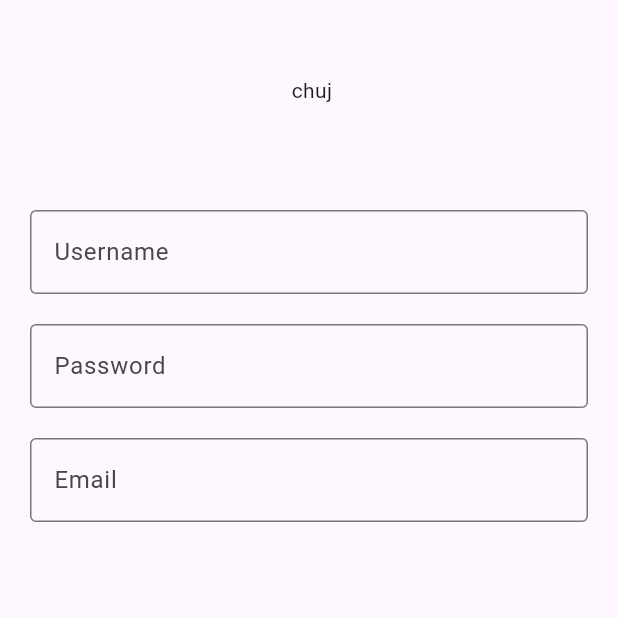
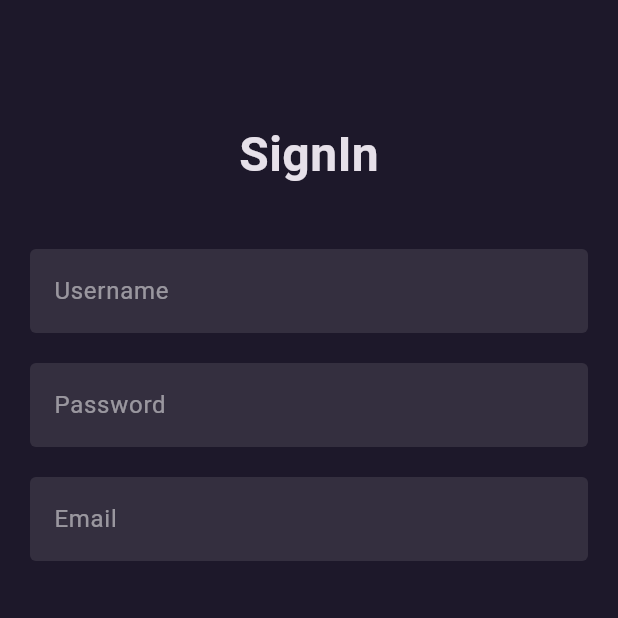
Before and after one commit to xMiuoshh/utrzymanie-ruchu-app, a Flutter app: the screen it shows after launch, on a phone screen of 412 x 824 dp, the top half of it. Run offline on Flutter 3.47's test engine with Material 3 defaults, Android fonts, the light colour scheme and no system bars; Roboto replaces fonts that are missing (Circular Std).

Commit message:
authField style

```diff
--- /dev/null
+++ b/lib/core/themes/app_theme.dart
@@ -0,0 +1,25 @@
+
+
+import 'package:flutter/material.dart';
+import 'package:utrzymanie_ruchu_app/core/themes/colors.dart';
+import 'package:utrzymanie_ruchu_app/core/themes/radius.dart';
+
+class AppTheme {
+  static final theme = ThemeData.dark().copyWith(
+    scaffoldBackgroundColor: AppColors.background,
+    inputDecorationTheme: InputDecorationTheme(
+      hintStyle: TextStyle(
+        color: AppColors.tetFieldHint
+      ),
+      enabledBorder: OutlineInputBorder(
+        borderSide: BorderSide(color: Colors.transparent),
+        borderRadius: BorderRadius.all(Radius.circular(4))
+      ),
+      filled: true,
+      fillColor: AppColors.textFieldInputFill,
+      focusedBorder: AppRadius.loginInputFieldRadius,
+
+
+    )
+  );
+}
--- /dev/null
+++ b/lib/core/themes/colors.dart
@@ -0,0 +1,9 @@
+import 'dart:ui';
+
+class AppColors {
+
+  static const Color primary = Color.fromRGBO(142, 108, 239, 1);
+  static const Color background = Color.fromRGBO(29, 24, 42, 1);
+  static const Color textFieldInputFill = Color.fromRGBO(52, 47, 63, 1);
+  static const Color tetFieldHint = Color.fromRGBO(255, 255, 255, 0.5);
+}
--- a/lib/core/themes/input_text_field.dart
+++ /dev/null
@@ -1,5 +0,0 @@
-
-
-class AppTheme {
-
-}
--- a/lib/core/utils/margins.dart
+++ b/lib/core/themes/margins.dart
@@ -7,5 +7,5 @@ static const spaceBetweenTextFields = 20.0;
 
 //padding
 static const padding20 = 20.0;
-static const padding50 = 50.0;
+static const padding80 = 80.0;
 }
--- /dev/null
+++ b/lib/core/themes/radius.dart
@@ -0,0 +1,6 @@
+import 'package:flutter/material.dart';
+import 'package:flutter/widgets.dart';
+
+class AppRadius {
+  static const loginInputFieldRadius = OutlineInputBorder(borderRadius: BorderRadius.all(Radius.circular(4)));
+}
--- /dev/null
+++ b/lib/core/themes/text_styles.dart
@@ -0,0 +1,9 @@
+import 'package:flutter/widgets.dart';
+
+class AppTextStyle {
+  static const h1Text = TextStyle(
+    fontFamily: 'Circular Std',
+    fontSize: 32,
+    fontWeight: FontWeight.bold
+  );
+}
--- a/lib/features/login_page/clean_architecture/presentation/widgets/auth_field.dart
+++ b/lib/features/login_page/clean_architecture/presentation/widgets/auth_field.dart
@@ -21,9 +21,6 @@ class AuthField extends StatelessWidget {
               return null;
             },
             decoration: InputDecoration(
-            border: OutlineInputBorder(
-
-            ),
               hintText: text ?? ''),
           )
 
--- a/lib/features/login_page/clean_architecture/presentation/widgets/start_screen.dart
+++ b/lib/features/login_page/clean_architecture/presentation/widgets/start_screen.dart
@@ -1,15 +1,17 @@
 import 'package:flutter/material.dart';
-import 'package:utrzymanie_ruchu_app/core/utils/margins.dart';
+import 'package:utrzymanie_ruchu_app/core/themes/margins.dart';
+import 'package:utrzymanie_ruchu_app/core/themes/text_styles.dart';
 import 'package:utrzymanie_ruchu_app/features/login_page/clean_architecture/presentation/widgets/auth_field.dart';
 
-class StartScreen extends StatefulWidget{
-  StartScreen({super.key});
+class SignInScreen extends StatefulWidget{
+
+  const SignInScreen({super.key,});
 
   @override
-  State<StartScreen> createState() => _StartScreenState();
+  State<SignInScreen> createState() => _SignInScreenState();
 }
 
-class _StartScreenState extends State<StartScreen> {
+class _SignInScreenState extends State<SignInScreen> {
   final usernameController = TextEditingController();
 
   final passwordController = TextEditingController();
@@ -28,12 +30,14 @@ class _StartScreenState extends State<StartScreen> {
   Widget build(BuildContext context) {
     return Scaffold(
       body: SafeArea(
-        child: Center(
         child: Column(
+          mainAxisAlignment: MainAxisAlignment.start,
           children: [
              Padding(
-                 padding: const EdgeInsets.only(top: Margins.padding50, bottom: Margins.padding50),
-                 child: Text(" chuj"),
+               padding: const EdgeInsets.only(top: Margins.padding80, bottom: Margins.padding20),
+               child: Text(
+                style: AppTextStyle.h1Text,
+                'SignIn'),
              ),
             Form(
              child: Padding(
@@ -60,7 +64,6 @@ class _StartScreenState extends State<StartScreen> {
 
         ]),
       ),
-      ),
     );
   }
 }
--- a/lib/main.dart
+++ b/lib/main.dart
@@ -1,4 +1,5 @@
 import 'package:flutter/material.dart';
+import 'package:utrzymanie_ruchu_app/core/themes/app_theme.dart';
 import 'package:utrzymanie_ruchu_app/features/login_page/clean_architecture/presentation/widgets/start_screen.dart';
 
 void main() {
@@ -13,11 +14,11 @@ class MyApp extends StatelessWidget {
   Widget build(BuildContext context) {
     return MaterialApp(
       title: 'Flutter Demo',
-      theme: ThemeData(
+      theme: AppTheme.theme
 
-        colorScheme: ColorScheme.fromSeed(seedColor: Colors.deepPurple),
-      ),
-      home:  StartScreen(),
+
+      ,
+      home:  SignInScreen(),
     );
   }
 }
```
Also changed, not shown: lib/core/utils/text_styles.dart (deleted), 1 other file. Lines whose indentation alone changed are shown as unchanged.
